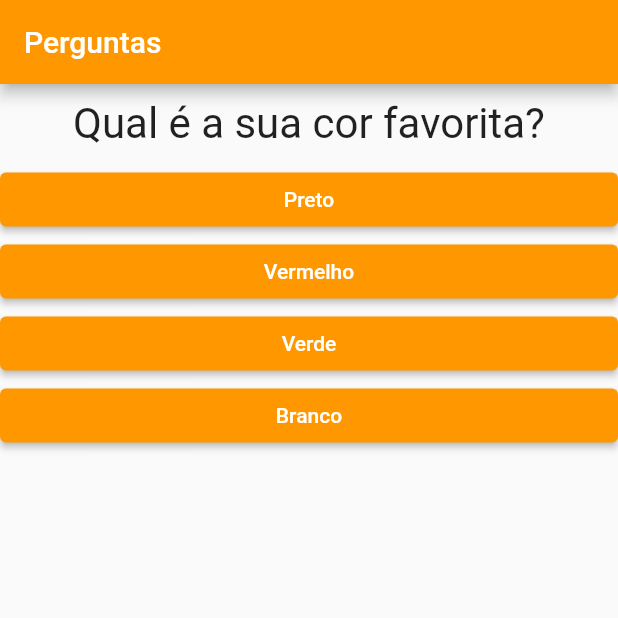
After one commit to enilsonfilho/question-app, a Flutter app: the screen it shows after launch, on a phone screen of 412 x 824 dp, the top half of it. The commit adds this screen. Run offline on Flutter 3.47's test engine with Material 2 defaults, Android fonts, the phone set to English and light mode, and no system bars.

Commit message:
feat: create new component

```diff
--- a/lib/main.dart
+++ b/lib/main.dart
@@ -1,12 +1,12 @@
 import 'package:flutter/material.dart';
-import './questao.dart';
-import './resposta.dart';
+import 'package:projeto_perguntas/resultado.dart';
+import './questionario.dart';
 
 main() => runApp(PerguntaApp());
 
 class _PerguntaAppState extends State<PerguntaApp> {
   var _perguntaSelecionada = 0;
-  final _perguntas = const [
+  final List<Map<String,Object>> _perguntas = const [
     {
       'texto': 'Qual é a sua cor favorita?',
       'respostas': ['Preto', 'Vermelho', 'Verde', 'Branco'],
@@ -35,29 +35,20 @@ class _PerguntaAppState extends State<PerguntaApp> {
 
   @override
   Widget build(BuildContext context) {
-    List<String> respostas = temPerguntaSeleciona
-        ? _perguntas[_perguntaSelecionada]['respostas']
-        : [];
 
     return MaterialApp(
         home: Scaffold(
-      appBar: AppBar(
-        title: Text('Perguntas?'),
-        backgroundColor: Colors.orange,
-      ),
-      body: temPerguntaSeleciona
-          ? Column(
-              children: [
-                Questao(_perguntas[_perguntaSelecionada]['texto'].toString()),
-                ...respostas.map((t) => Resposta(t, _responder)).toList(),
-              ],
+          appBar: AppBar(
+            title: Text('Perguntas'),
+            backgroundColor: Colors.orange,
+          ),
+          body: temPerguntaSeleciona
+          ? Questionario(
+            perguntas: _perguntas,
+            perguntaSelecionada: _perguntaSelecionada,
+            responder: _responder
             )
-          : Center(
-              child: Text(
-                'Parabéns',
-                style: TextStyle(fontSize: 28),
-              ),
-            ),
+          : Resultado(),
       )
     );
   }
--- /dev/null
+++ b/lib/questionario.dart
@@ -0,0 +1,34 @@
+import 'package:flutter/material.dart';
+import './questao.dart';
+import './resposta.dart';
+
+class Questionario extends StatelessWidget {
+
+  final List<Map<String, Object>> perguntas;
+  final int perguntaSelecionada;
+  final void Function() responder;
+
+  Questionario({
+    required this.perguntas,
+    required this.perguntaSelecionada,
+    required this.responder,
+  });
+
+  bool get temPerguntaSeleciona {
+    return perguntaSelecionada < perguntas.length;
+  }
+
+  @override
+  Widget build(BuildContext context) {
+    List<String> respostas = temPerguntaSeleciona
+        ? perguntas[perguntaSelecionada]['respostas'] as List<String>
+        : [];
+
+    return Column(
+      children: [
+        Questao(perguntas[perguntaSelecionada]['texto'].toString()),
+        ...respostas.map((t) => Resposta(t, responder)).toList(),
+      ],
+    );
+  }
+}
```
Also changed, not shown: lib/resultado.dart (added, +14 -0 lines).
